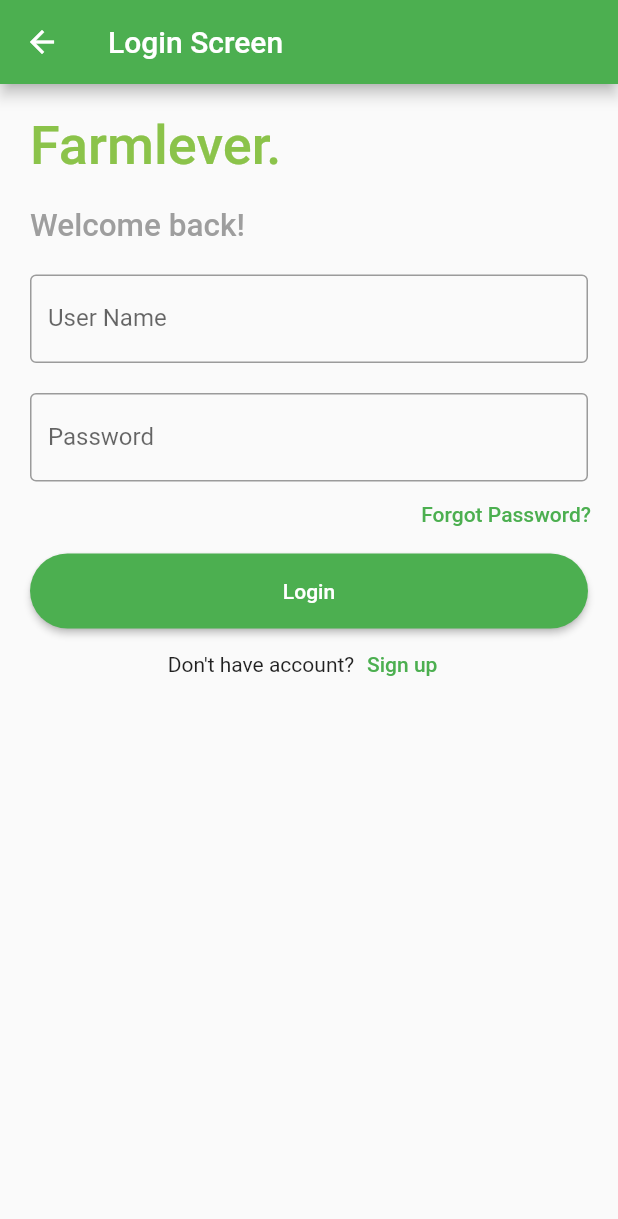
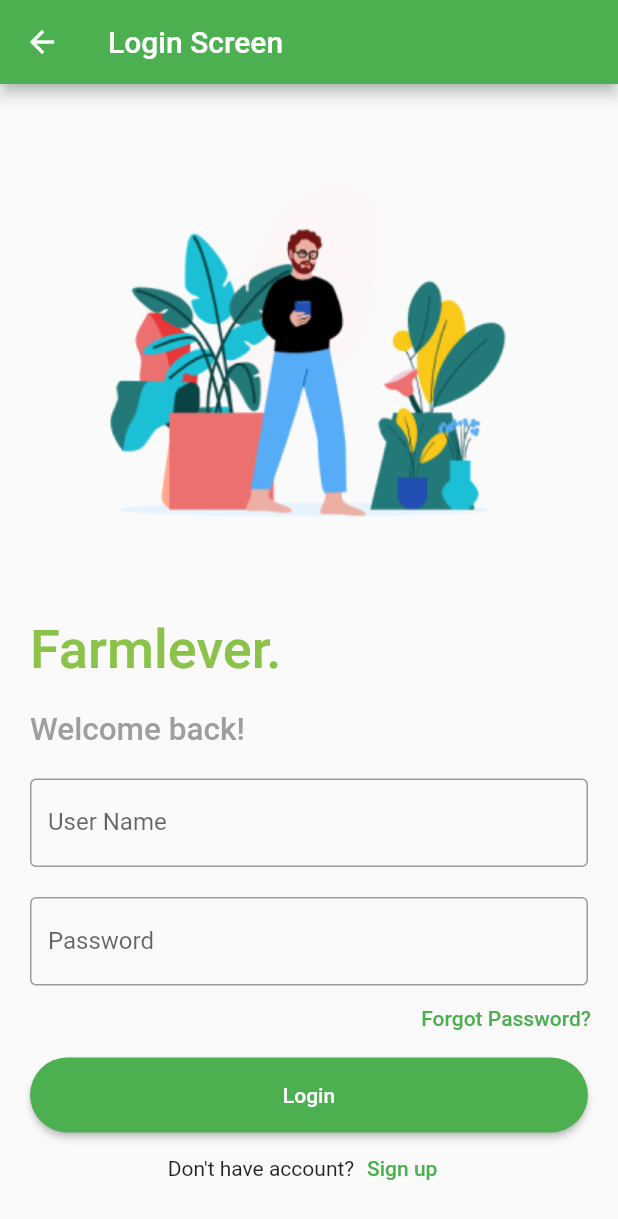
Before and after one commit to Linda-Fitz/RapidIdeationProject, a Flutter app: the LoginScreen screen opened by its route, on a phone screen of 412 x 824 dp. Shown: the top 1219 px of the screen. Run offline on Flutter 3.47's test engine with Material 2 defaults, Android fonts, the phone set to English and light mode, and no system bars; our stand-ins replace introduction_screen.

Commit message:
adding asset to login screen

```diff
--- a/lib/screens/login.dart
+++ b/lib/screens/login.dart
@@ -33,6 +33,9 @@ class _State extends State<LoginScreen> {
             padding: EdgeInsets.all(10),
             child: ListView(
               children: <Widget>[
+                Container(
+                  child: Image.asset('assets/images/farmlogin.png'),
+                ),
                 Container(
                   alignment: Alignment.centerLeft,
                   padding: EdgeInsets.all(10),
```
